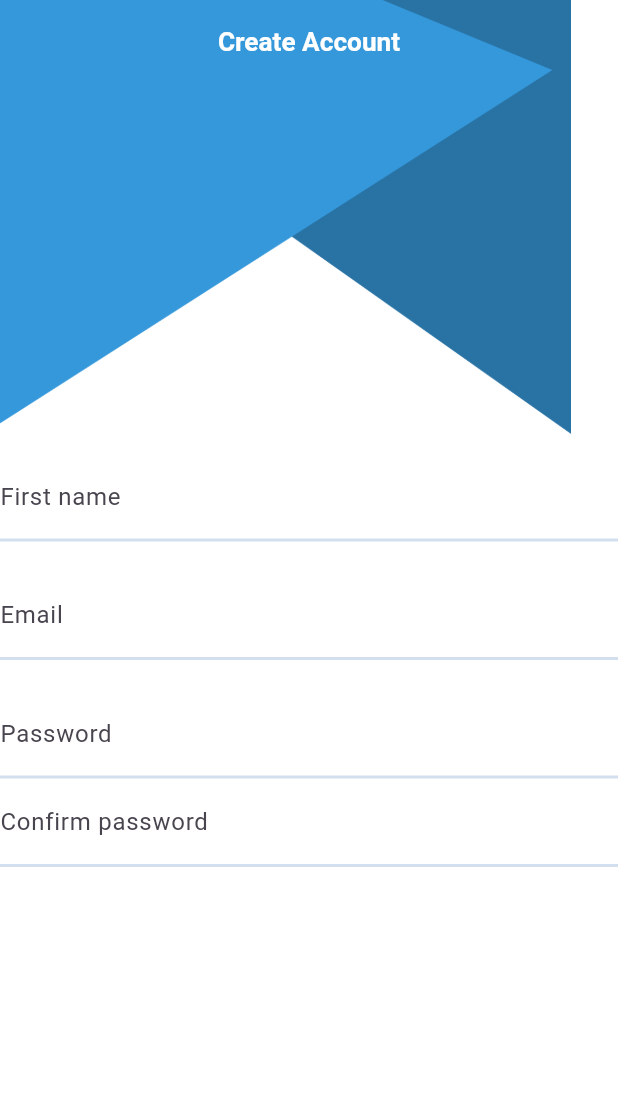
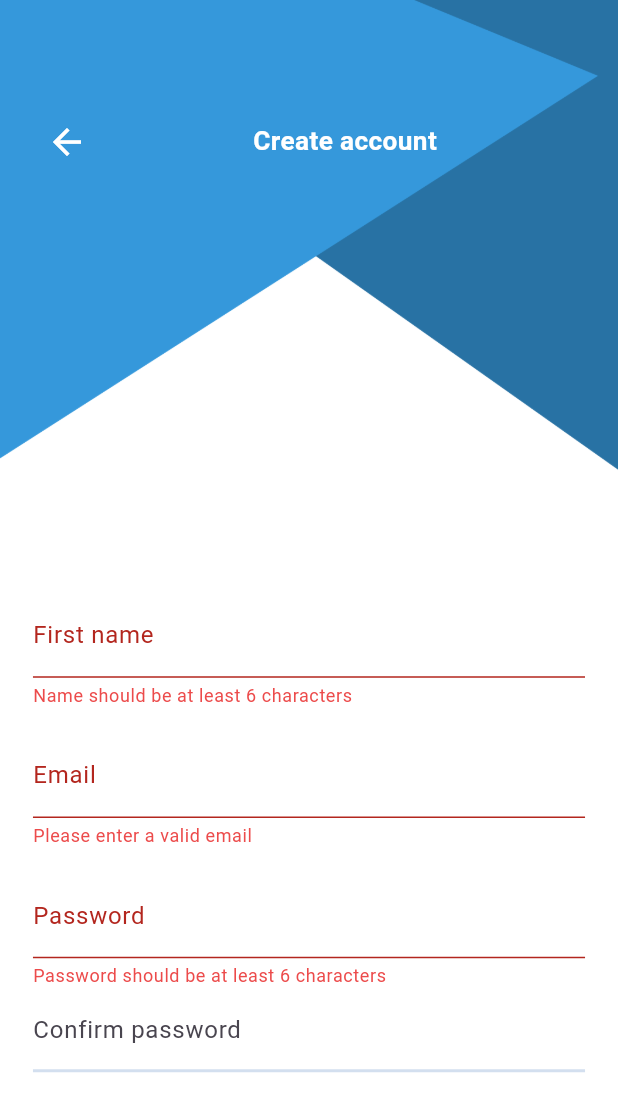
Before and after one commit to MohammedGhazaly/chat_app, a Flutter app: the screen it shows after launch, on a phone screen of 412 x 824 dp. Shown: the top 1111 px of the screen. Run offline on Flutter 3.47's test engine with Material 2 defaults, Android fonts, the phone set to English and light mode, and no system bars; our stand-ins replace email_validator, flutter_screenutil, google_fonts.

Commit message:
Finished register screen

```diff
--- a/lib/features/auth/view/register/register_view.dart
+++ b/lib/features/auth/view/register/register_view.dart
@@ -25,32 +25,65 @@ class _RegisterViewState extends State<RegisterView> {
   var confirmPassword = "";
   @override
   Widget build(BuildContext context) {
-    return Stack(
+    return Scaffold(
+      // resizeToAvoidBottomInset: false,
+      backgroundColor: Colors.white,
+      body: SingleChildScrollView(
+        child: Stack(
+          // fit: StackFit.passthrough,
+          alignment: Alignment.center,
           children: [
-        Container(
+            Image.asset(
+              "assets/images/background@3x.png",
+              width: double.infinity,
+              // height: double.infinity,
+              fit: BoxFit.fill,
+            ),
+            Positioned(
+              right: MediaQuery.of(context).size.width * 0.05,
+              left: MediaQuery.of(context).size.width * 0.05,
+              top: MediaQuery.of(context).size.width * 0.15,
+              child: Padding(
+                padding: EdgeInsets.only(top: 10.h),
+                child: Row(
+                  children: [
+                    IconButton(
+                      onPressed: () {
+                        Navigator.pop(context);
+                      },
+                      icon: Icon(
+                        Icons.arrow_back,
+                        size: 32.sp,
                         color: Colors.white,
                       ),
-        Image.asset("assets/images/background@3x.png"),
-        Scaffold(
-          backgroundColor: Colors.transparent,
-          appBar: AppBar(
-            centerTitle: true,
-            backgroundColor: Colors.transparent,
-            elevation: 0,
-            title: Text(
-              "Create Account",
+                    ),
+                    const Spacer(),
+                    Text(
+                      "Create account",
                       style: TextStyle(
                         color: Colors.white,
                         fontSize: 20.sp,
-                  fontWeight: FontWeight.bold),
+                        fontWeight: FontWeight.bold,
                       ),
                     ),
-          body: Form(
+                    const Spacer(),
+                  ],
+                ),
+              ),
+            ),
+            Padding(
+              padding: EdgeInsets.symmetric(horizontal: 20.w),
+              child: Align(
+                alignment: Alignment.center,
+                child: Form(
+                  autovalidateMode: AutovalidateMode.always,
                   key: _formKey,
-            child: Center(
                   child: Column(
-                mainAxisAlignment: MainAxisAlignment.center,
+                    crossAxisAlignment: CrossAxisAlignment.start,
                     children: [
+                      SizedBox(
+                        height: 250.h,
+                      ),
                       CustomTextField(
                         onChangedFunction: (value) {
                           firstName = value;
@@ -75,7 +108,7 @@ class _RegisterViewState extends State<RegisterView> {
                         textInputType: TextInputType.name,
                       ),
                       SizedBox(
-                    height: 20,
+                        height: 20.h,
                       ),
                       CustomTextField(
                         onChangedFunction: (value) {
@@ -101,7 +134,7 @@ class _RegisterViewState extends State<RegisterView> {
                         textInputType: TextInputType.emailAddress,
                       ),
                       SizedBox(
-                    height: 20,
+                        height: 20.h,
                       ),
                       CustomTextField(
                         obscureText: true,
@@ -113,7 +146,8 @@ class _RegisterViewState extends State<RegisterView> {
                             isPasswordValid = true;
                           }
                           if (confirmPassword == password &&
-                          (confirmPassword.isNotEmpty || password.isNotEmpty)) {
+                              (confirmPassword.isNotEmpty ||
+                                  password.isNotEmpty)) {
                             isConfirmPasswordValid = true;
                           }
                           setState(() {});
@@ -135,12 +169,6 @@ class _RegisterViewState extends State<RegisterView> {
                         obscureText: true,
                         onChangedFunction: (value) {
                           confirmPassword = value;
-                      if (confirmPassword == password) {
-                        isConfirmPasswordValid = true;
-                      } else {
-                        isConfirmPasswordValid = false;
-                      }
-                      setState(() {});
                         },
                         isValid: isConfirmPasswordValid,
                         labelText: "Confirm password",
@@ -158,6 +186,8 @@ class _RegisterViewState extends State<RegisterView> {
               ),
             ),
           ],
+        ),
+      ),
     );
   }
 }
--- a/lib/features/auth/view/widgets/custom_text_field.dart
+++ b/lib/features/auth/view/widgets/custom_text_field.dart
@@ -1,5 +1,6 @@
 import 'package:chat_app/utils/my_theme.dart';
 import 'package:flutter/material.dart';
+import 'package:flutter_screenutil/flutter_screenutil.dart';
 
 class CustomTextField extends StatelessWidget {
   final String labelText;
@@ -24,7 +25,7 @@ class CustomTextField extends StatelessWidget {
       onChanged: onChangedFunction,
       keyboardType: textInputType,
       validator: validatorFunction,
-      style: const TextStyle(fontSize: 18, color: Colors.black),
+      style: TextStyle(fontSize: 18.sp, color: Colors.black),
       cursorColor: const Color(
         0xff3598DB,
       ),
@@ -36,27 +37,27 @@ class CustomTextField extends StatelessWidget {
 
         // contentPadding: const EdgeInsets.only(top: 0),
         suffixIcon: isValid == true
-            ? const Padding(
+            ? Padding(
                 padding: EdgeInsets.only(
-                  top: 35,
-                  left: 35,
-                  right: 10,
+                  top: 35.h,
+                  left: 35.w,
+                  right: 10.w,
                 ),
                 child: ImageIcon(
-                  AssetImage(
+                  const AssetImage(
                     "assets/images/check.png",
                   ),
-                  size: 20,
-                  color: Color(
+                  size: 20.sp,
+                  color: const Color(
                     0xff3598DB,
                   ),
                 ),
               )
             : null,
         labelText: labelText,
-        floatingLabelStyle: const TextStyle(
-            fontSize: 16,
-            color: Color(
+        floatingLabelStyle: TextStyle(
+            fontSize: 16.sp,
+            color: const Color(
               0xff3598DB,
             )),
         enabled: true,
```
Also changed, not shown: assets/images/check.png (added). Lines whose indentation alone changed are shown as unchanged.
